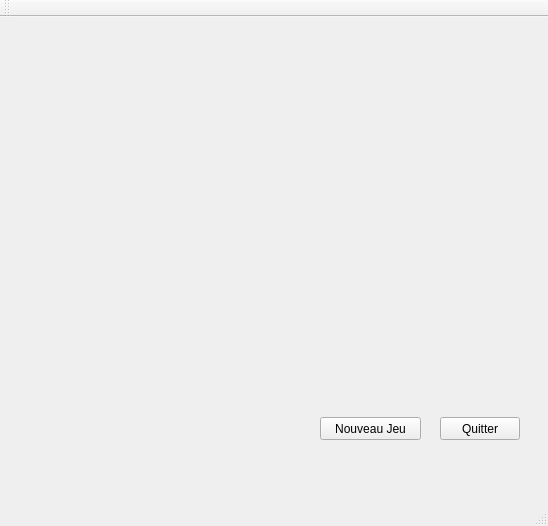
paboccard/Projet_Prog_Jeu, file preprojet/CV/Gauffre/GameWindow.ui: the form before one commit.
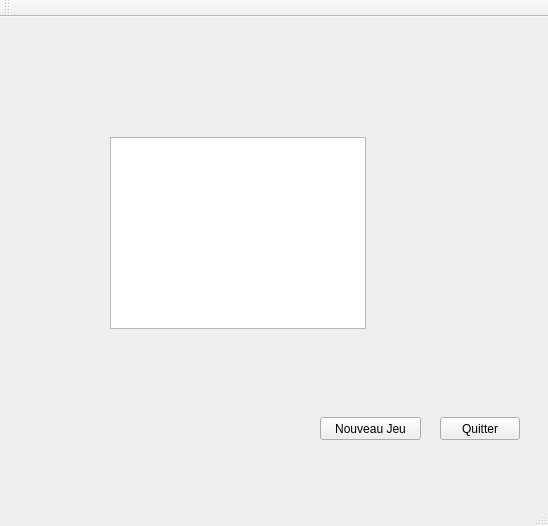
The form after the commit.

Commit message: Ajout de la graphicsView

Diff of the .ui file:
```diff
--- a/preprojet/CV/Gauffre/GameWindow.ui
+++ b/preprojet/CV/Gauffre/GameWindow.ui
@@ -49,6 +49,16 @@
      <string>Quitter</string>
     </property>
    </widget>
+   <widget class="QGraphicsView" name="graphicsView">
+    <property name="geometry">
+     <rect>
+      <x>110</x>
+      <y>120</y>
+      <width>256</width>
+      <height>192</height>
+     </rect>
+    </property>
+   </widget>
   </widget>
   <widget class="QMenuBar" name="menuBar">
    <property name="geometry">
```
